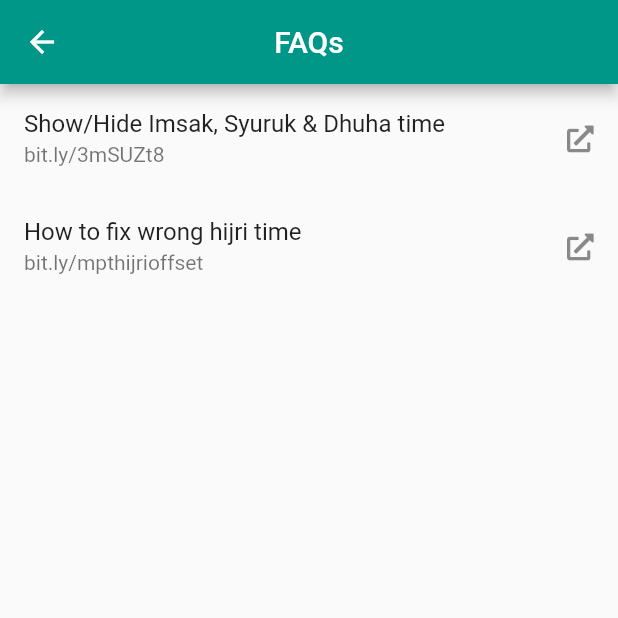
After one commit to mptwaktusolat/app_waktu_solat_malaysia, a Flutter app: the FaqPage screen opened directly, on a phone screen of 412 x 824 dp, the top half of it. The commit adds this screen. Run offline on Flutter 3.47's test engine with Material 2 defaults, Android fonts, the phone set to English and light mode, and no system bars; our stand-ins replace auto_size_text, cached_network_image, cloud_firestore, device_info, email_validator, firebase_core and 15 more; missing offline and left inert: app_settings, flutter_qiblah, flutter_web_browser, isolate_handler; accounts and stored records are empty; network calls fail; statements that could not run were skipped.

Commit message:
:rocket: pre-release 1.19.106-pre+52 :heavy_plus_sign: email_validator: ^2.0.1 Faq page @required annotation in launch url add SizedBox at the bottom of setting page Bring back the copyright information set addDefaultShareMenuItem = true CustomTabs set navigationBarColor to olors.tealAccent CustomTabs Tell user about copy of a response [ENV] Delete .firebase and .fvm

```diff
--- a/lib/utils/launchUrl.dart
+++ b/lib/utils/launchUrl.dart
@@ -6,7 +6,9 @@ import '../CONSTANTS.dart';
 
 class LaunchUrl {
   static void normalLaunchUrl(
-      {String url, bool usesWebView = false, bool useCustomTabs = false}) {
+      {@required String url,
+      bool usesWebView = false,
+      bool useCustomTabs = false}) {
     print('Launching $url');
 
     !useCustomTabs
@@ -14,6 +16,8 @@ class LaunchUrl {
         : FlutterWebBrowser.openWebPage(
             url: url,
             customTabsOptions: CustomTabsOptions(
+                addDefaultShareMenuItem: true,
+                navigationBarColor: Colors.tealAccent,
                 toolbarColor: Colors.teal.shade700,
                 secondaryToolbarColor: Colors.teal));
   }
--- a/lib/views/Settings part/SettingsPage.dart
+++ b/lib/views/Settings part/SettingsPage.dart
@@ -61,6 +61,7 @@ class _SettingsPageState extends State<SettingsPage> {
               setting.isDeveloperOption
                   ? buildVerboseDebugMode(context)
                   : Container(),
+              SizedBox(height: 40)
             ],
           );
         },
@@ -266,6 +267,10 @@ class _SettingsPageState extends State<SettingsPage> {
       child: ListTile(
         title: Text('Time format'),
         trailing: DropdownButton(
+          icon: Padding(
+            padding: const EdgeInsets.all(4.0),
+            child: FaIcon(FontAwesomeIcons.caretDown, size: 13),
+          ),
           items: <String>['12 hour', '24 hour']
               .map<DropdownMenuItem<String>>((String value) {
             return DropdownMenuItem<String>(
--- /dev/null
+++ b/lib/views/faq.dart
@@ -0,0 +1,51 @@
+import 'package:flutter/material.dart';
+import 'package:font_awesome_flutter/font_awesome_flutter.dart';
+import 'package:waktusolatmalaysia/utils/launchUrl.dart';
+
+class FaqPage extends StatelessWidget {
+  @override
+  Widget build(BuildContext context) {
+    final _faqItems = [
+      FaqItem(
+          title: 'Show/Hide Imsak, Syuruk & Dhuha time',
+          url: 'https://bit.ly/3mSUZt8'),
+      FaqItem(
+          title: 'How to fix wrong hijri time',
+          url: 'https://bit.ly/mpthijrioffset')
+    ];
+    return Scaffold(
+      appBar: AppBar(
+        title: Text('FAQs'),
+        centerTitle: true,
+      ),
+      //TODO: Add image
+      //https://firebasestorage.googleapis.com/v0/b/malaysia-waktu-solat.appspot.com/o/In%20app%2Fundraw_Questions_re_1fy7.png?alt=media&token=2e1ca79e-3e63-4677-8e07-7b3e7b33cae2
+      body: ListView.builder(
+        itemCount: _faqItems.length,
+        itemBuilder: (context, index) {
+          return ListTile(
+            title: Text(_faqItems[index].title),
+            subtitle: Text(_faqItems[index].url.substring(8)),
+            trailing: FaIcon(
+              FontAwesomeIcons.externalLinkAlt,
+              size: 18,
+            ),
+            onTap: () {
+              LaunchUrl.normalLaunchUrl(
+                  url: _faqItems[index].url, useCustomTabs: true);
+            },
+          );
+        },
+      ),
+    );
+  }
+}
+
+class FaqItem {
+  String title;
+
+  String url;
+
+  /// Url must have https:// at front
+  FaqItem({@required this.title, @required this.url});
+}
--- a/pubspec.yaml
+++ b/pubspec.yaml
@@ -3,7 +3,7 @@ description: App waktu solat seluruh Malaysia
 
 publish_to: "none" # Remove this line if you wish to publish to pub.dev
 
-version: 1.18.98+51
+version: 1.19.106-pre+52
 
 environment:
   sdk: ">=2.7.0 <3.0.0"
@@ -42,6 +42,7 @@ dependencies:
   cloud_firestore: ^1.0.3
   firebase_core: ^1.0.2
   # firebase_remote_config: ^0.9.0-dev.2
+  email_validator: ^2.0.1
 
 dev_dependencies:
   flutter_test:
```
Also changed, not shown: lib/views/Settings part/AboutPage.dart (+20 -4 lines), lib/views/feedbackPage.dart (+14 -4 lines), pubspec.lock, 3 other files.
